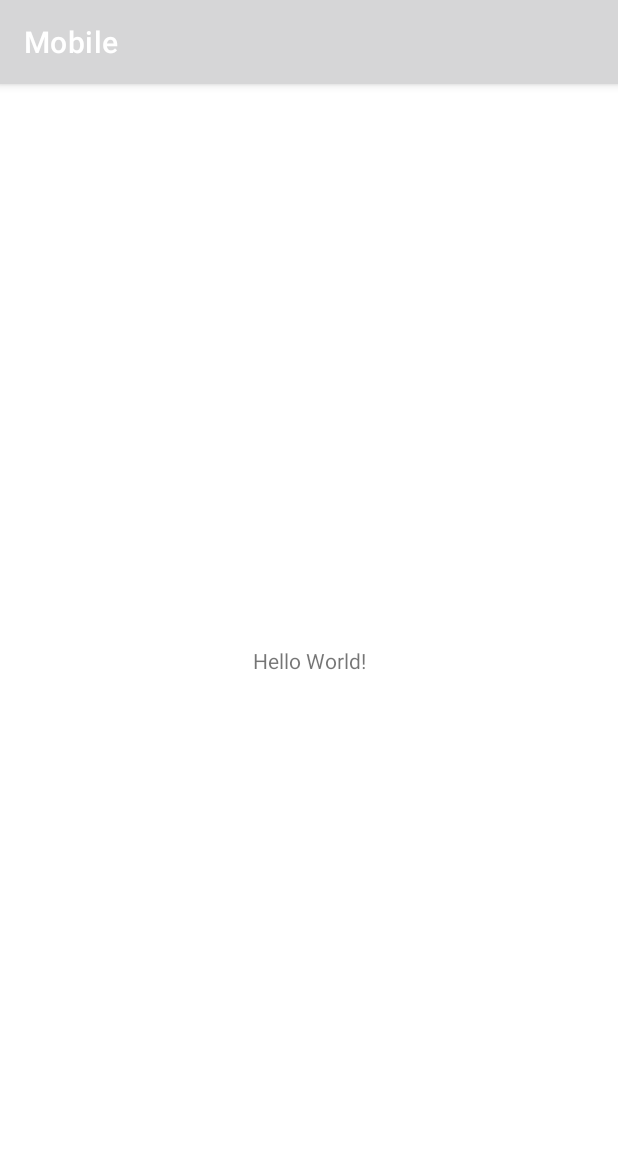
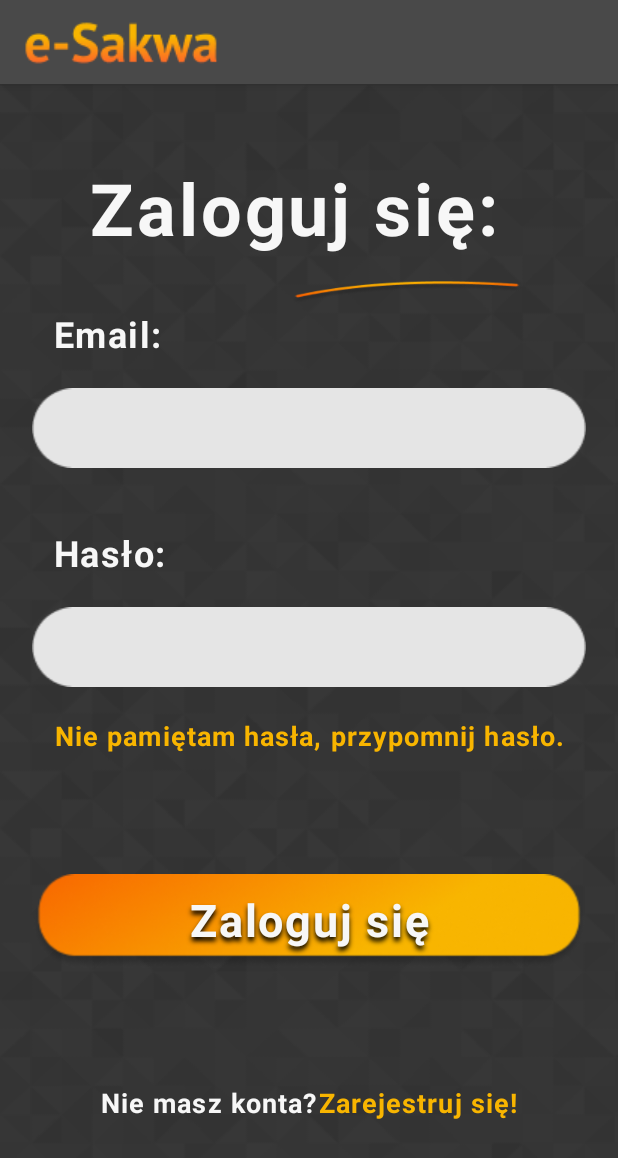
Before and after one commit to kingachwaleba/expense-management-system, an Android app: the screen it shows after launch (MainActivity), on a phone screen of 412 x 824 dp. Shown: the top 1158 px of the screen. Run offline under Robolectric (Android 15) with nearby library versions, the phone set to English and light mode, and no system bars.

Commit message:
Create layouts and simple api

```diff
--- a/mobile/app/build.gradle
+++ b/mobile/app/build.gradle
@@ -33,7 +33,11 @@ dependencies {
     implementation 'androidx.appcompat:appcompat:1.3.0'
     implementation 'com.google.android.material:material:1.4.0'
     implementation 'androidx.constraintlayout:constraintlayout:2.0.4'
-    testImplementation 'junit:junit:4.+'
+    implementation 'com.google.code.gson:gson:2.8.7'
+    implementation 'com.squareup.retrofit2:retrofit:2.9.0'
+    implementation 'com.squareup.retrofit2:converter-gson:2.9.0'
+    implementation 'org.jetbrains:annotations:15.0'
+    testImplementation 'junit:junit:4.13.2'
     androidTestImplementation 'androidx.test.ext:junit:1.1.3'
     androidTestImplementation 'androidx.test.espresso:espresso-core:3.4.0'
 }
--- /dev/null
+++ b/mobile/app/src/main/java/com/example/mobile/HomeFragment.java
@@ -0,0 +1,6 @@
+package com.example.mobile;
+
+import androidx.fragment.app.Fragment;
+
+public class HomeFragment extends Fragment {
+}
--- /dev/null
+++ b/mobile/app/src/main/java/com/example/mobile/LoginFragment.java
@@ -0,0 +1,37 @@
+package com.example.mobile;
+
+import android.content.Intent;
+import android.os.Bundle;
+import android.util.Log;
+import android.view.LayoutInflater;
+import android.view.View;
+import android.view.ViewGroup;
+import android.widget.Button;
+import android.widget.TextView;
+
+import androidx.annotation.NonNull;
+import androidx.annotation.Nullable;
+import androidx.fragment.app.Fragment;
+
+import org.jetbrains.annotations.NotNull;
+
+
+public class LoginFragment extends Fragment {
+    public LoginFragment() {
+        super(R.layout.fragment_login);
+    }
+
+    @Override
+    public View onCreateView(LayoutInflater inflater, ViewGroup container, Bundle savedInstanceState) {
+        View view = inflater.inflate(R.layout.fragment_login, container, false);
+        TextView goToRegistration = view.findViewById(R.id.sign_up_label);
+        goToRegistration.setOnClickListener(new View.OnClickListener() {
+            @Override
+            public void onClick(View v) {
+                Intent intent = new Intent(getActivity(),RegistrationActivity.class);
+                ((MainActivity) getActivity()).startActivity(intent);
+            }
+        });
+        return view;
+    }
+}
--- a/mobile/app/src/main/java/com/example/mobile/MainActivity.java
+++ b/mobile/app/src/main/java/com/example/mobile/MainActivity.java
@@ -1,7 +1,9 @@
 package com.example.mobile;
 
 import androidx.appcompat.app.AppCompatActivity;
+import androidx.fragment.app.FragmentManager;
 
+import android.app.FragmentTransaction;
 import android.os.Bundle;
 
 public class MainActivity extends AppCompatActivity {
@@ -10,5 +12,16 @@ public class MainActivity extends AppCompatActivity {
     protected void onCreate(Bundle savedInstanceState) {
         super.onCreate(savedInstanceState);
         setContentView(R.layout.activity_main);
+        getSupportActionBar().setDisplayShowHomeEnabled(true);
+        getSupportActionBar().setLogo(R.drawable.pagename);
+        getSupportActionBar().setDisplayUseLogoEnabled(true);
+
+        FragmentManager fragmentManager = getSupportFragmentManager();
+        fragmentManager.beginTransaction()
+                .replace(R.id.fragmentLoginContainer, LoginFragment.class, null)
+                .setReorderingAllowed(true)
+                .addToBackStack("name") // name can be null
+                .commit();
+
     }
 }
--- a/mobile/app/src/main/res/layout/activity_main.xml
+++ b/mobile/app/src/main/res/layout/activity_main.xml
@@ -1,18 +1,17 @@
 <?xml version="1.0" encoding="utf-8"?>
-<androidx.constraintlayout.widget.ConstraintLayout xmlns:android="http://schemas.android.com/apk/res/android"
-    xmlns:app="http://schemas.android.com/apk/res-auto"
+<androidx.constraintlayout.widget.ConstraintLayout
+    xmlns:android="http://schemas.android.com/apk/res/android"
     xmlns:tools="http://schemas.android.com/tools"
+    tools:context=".MainActivity"
     android:layout_width="match_parent"
     android:layout_height="match_parent"
-    tools:context=".MainActivity">
+    android:background="@drawable/background">
 
-    <TextView
-        android:layout_width="wrap_content"
-        android:layout_height="wrap_content"
-        android:text="Hello World!"
-        app:layout_constraintBottom_toBottomOf="parent"
-        app:layout_constraintLeft_toLeftOf="parent"
-        app:layout_constraintRight_toRightOf="parent"
-        app:layout_constraintTop_toTopOf="parent" />
+    <androidx.fragment.app.FragmentContainerView
+        android:id="@+id/fragmentLoginContainer"
+        android:layout_width="match_parent"
+        android:layout_height="match_parent"
+        android:name="com.example.mobile.LoginFragment"
+        tools:layout="@layout/fragment_login"/>
 
 </androidx.constraintlayout.widget.ConstraintLayout>
--- /dev/null
+++ b/mobile/app/src/main/res/layout/fragment_login.xml
@@ -0,0 +1,153 @@
+<?xml version="1.0" encoding="utf-8"?>
+<androidx.constraintlayout.widget.ConstraintLayout
+    xmlns:android="http://schemas.android.com/apk/res/android"
+    xmlns:app="http://schemas.android.com/apk/res-auto"
+    xmlns:tools="http://schemas.android.com/tools"
+    android:layout_width="match_parent"
+    android:layout_height="match_parent">
+
+    <View
+        android:id="@+id/vector"
+        android:layout_width="156dp"
+        android:layout_height="15dp"
+        android:layout_marginTop="131dp"
+        android:background="@drawable/vector_1"
+        app:layout_constraintEnd_toEndOf="parent"
+        app:layout_constraintHorizontal_bias="0.756"
+        app:layout_constraintStart_toStartOf="parent"
+        app:layout_constraintTop_toTopOf="parent" />
+
+    <TextView
+        android:id="@+id/log_label"
+        android:layout_width="wrap_content"
+        android:layout_height="wrap_content"
+        android:layout_marginStart="39dp"
+        android:layout_marginTop="50dp"
+        android:layout_marginEnd="59dp"
+        android:text="@string/log_header"
+        android:textAppearance="@style/label"
+        android:textSize="48sp"
+        app:layout_constraintEnd_toEndOf="parent"
+        app:layout_constraintStart_toStartOf="parent"
+        app:layout_constraintTop_toTopOf="parent" />
+
+    <TextView
+        android:id="@+id/email_label"
+        android:layout_width="match_parent"
+        android:layout_height="wrap_content"
+        android:layout_marginStart="36dp"
+        android:layout_marginTop="100dp"
+        android:layout_marginEnd="36dp"
+        android:text="@string/email_text"
+        android:textAppearance="@style/label"
+        android:textSize="24sp"
+        app:layout_constraintEnd_toEndOf="parent"
+        app:layout_constraintStart_toStartOf="parent"
+        app:layout_constraintTop_toTopOf="@+id/log_label" />
+
+    <EditText
+        android:id="@+id/email_edit"
+        android:layout_width="match_parent"
+        android:layout_height="wrap_content"
+        android:inputType="textEmailAddress"
+        android:layout_marginStart="21dp"
+        android:layout_marginTop="20dp"
+        android:layout_marginEnd="21dp"
+        android:padding="8dp"
+        android:background="@drawable/edittext"
+        app:layout_constraintEnd_toEndOf="parent"
+        app:layout_constraintStart_toStartOf="parent"
+        app:layout_constraintTop_toBottomOf="@+id/email_label"
+        android:importantForAutofill="no"
+        tools:ignore="LabelFor"  />
+
+    <TextView
+        android:id="@+id/password_label"
+        android:layout_width="match_parent"
+        android:layout_height="wrap_content"
+        android:layout_marginStart="36dp"
+        android:layout_marginTop="40dp"
+        android:layout_marginEnd="36dp"
+        android:text="@string/password_text"
+        android:textAppearance="@style/label"
+        android:textSize="24sp"
+        app:layout_constraintEnd_toEndOf="parent"
+        app:layout_constraintStart_toStartOf="parent"
+        app:layout_constraintTop_toBottomOf="@+id/email_edit" />
+
+    <EditText
+        android:id="@+id/password_edit"
+        android:layout_width="match_parent"
+        android:layout_height="wrap_content"
+        android:inputType="textPassword"
+        android:layout_marginStart="21dp"
+        android:layout_marginTop="20dp"
+        android:layout_marginEnd="21dp"
+        android:padding="8dp"
+        android:background="@drawable/edittext"
+        app:layout_constraintEnd_toEndOf="parent"
+        app:layout_constraintStart_toStartOf="parent"
+        app:layout_constraintTop_toBottomOf="@+id/password_label"
+        android:importantForAutofill="no"
+        tools:ignore="LabelFor" />
+
+    <TextView
+        android:id="@+id/forget_pass_baner_label"
+        android:layout_width="wrap_content"
+        android:layout_height="wrap_content"
+        android:layout_marginTop="20dp"
+        android:text="@string/forget_pass_baner_text"
+        android:textAppearance="@style/label"
+        android:textSize="18sp"
+        android:textColor="@color/yellow"
+        app:layout_constraintEnd_toEndOf="parent"
+        app:layout_constraintStart_toStartOf="parent"
+        app:layout_constraintTop_toBottomOf="@+id/password_edit" />
+
+    <Button
+        android:id="@+id/button"
+        android:layout_width="match_parent"
+        android:layout_height="wrap_content"
+        android:layout_marginStart="21dp"
+        android:layout_marginTop="80dp"
+        android:layout_marginEnd="21dp"
+        android:paddingBottom="6dp"
+        android:text="@string/log_button"
+        android:textAppearance="@style/button_style"
+        android:textColor="@color/light_gray"
+        app:backgroundTint="@null"
+        android:background="@drawable/button"
+        app:layout_constraintEnd_toEndOf="parent"
+        app:layout_constraintHorizontal_bias="1.0"
+        app:layout_constraintStart_toStartOf="parent"
+        app:layout_constraintTop_toBottomOf="@+id/forget_pass_baner_label" />
+
+    <TextView
+       android:id="@+id/no_account_label"
+       android:layout_width="wrap_content"
+       android:layout_height="wrap_content"
+       android:layout_marginStart="65dp"
+       android:text="@string/no_accout_text"
+       android:textAppearance="@style/label"
+       android:textColor="@color/light_gray"
+       android:textSize="18sp"
+       app:layout_constraintBottom_toBottomOf="parent"
+       app:layout_constraintEnd_toStartOf="@+id/sign_up_label"
+       app:layout_constraintStart_toStartOf="parent"
+       app:layout_constraintTop_toBottomOf="@+id/button" />
+
+    <TextView
+        android:id="@+id/sign_up_label"
+        android:layout_width="wrap_content"
+        android:layout_height="wrap_content"
+        android:layout_marginEnd="65dp"
+        android:text="@string/sign_up_text"
+        android:textAppearance="@style/label"
+        android:textColor="@color/yellow"
+        android:textSize="18sp"
+        app:layout_constraintBottom_toBottomOf="parent"
+        app:layout_constraintEnd_toEndOf="parent"
+        app:layout_constraintStart_toEndOf="@+id/no_account_label"
+        app:layout_constraintTop_toBottomOf="@+id/button" />
+
+</androidx.constraintlayout.widget.ConstraintLayout>
--- a/mobile/app/src/main/res/values-night/themes.xml
+++ b/mobile/app/src/main/res/values-night/themes.xml
@@ -2,13 +2,13 @@
     <!-- Base application theme. -->
     <style name="Theme.Mobile" parent="Theme.MaterialComponents.DayNight.DarkActionBar">
         <!-- Primary brand color. -->
-        <item name="colorPrimary">@color/purple_200</item>
-        <item name="colorPrimaryVariant">@color/purple_700</item>
-        <item name="colorOnPrimary">@color/black</item>
+        <item name="colorPrimary">@color/yellow</item>
+        <item name="colorPrimaryVariant">@color/yellow</item>
+        <item name="colorOnPrimary">@color/yellow</item>
         <!-- Secondary brand color. -->
-        <item name="colorSecondary">@color/teal_200</item>
-        <item name="colorSecondaryVariant">@color/teal_200</item>
-        <item name="colorOnSecondary">@color/black</item>
+        <item name="colorSecondary">@color/yellow</item>
+        <item name="colorSecondaryVariant">@color/yellow</item>
+        <item name="colorOnSecondary">@color/yellow</item>
         <!-- Status bar color. -->
         <item name="android:statusBarColor" tools:targetApi="l">?attr/colorPrimaryVariant</item>
         <!-- Customize your theme here. -->
--- a/mobile/app/src/main/res/values/colors.xml
+++ b/mobile/app/src/main/res/values/colors.xml
@@ -1,10 +1,9 @@
 <?xml version="1.0" encoding="utf-8"?>
 <resources>
-    <color name="black">#FF000000</color>
-    <color name="white">#FFFFFFFF</color>
     <color name="yellow">#F8B500</color>
     <color name="light_gray">#F7F7F7</color>
     <color name="dark_gray">#444444</color>
     <color name="gray">#606060</color>
     <color name="gray_2">#494949</color>
+    <color name="shadow">#000000</color>
 </resources>
--- a/mobile/app/src/main/res/values/strings.xml
+++ b/mobile/app/src/main/res/values/strings.xml
@@ -1,3 +1,21 @@
 <resources>
     <string name="app_name">Mobile</string>
+    <string name="log_header">Zaloguj się:</string>
+    <string name="log_button">Zaloguj się</string>
+    <string name="email_text">Email:</string>
+    <string name="password_text">Hasło:</string>
+    <string name="forget_pass_baner_text">Nie pamiętam hasła, przypomnij hasło.</string>
+    <string name="no_accout_text">Nie masz konta?</string>
+    <string name="sign_up_text">Zarejestruj się!</string>
+    <string name="sign_up_header">Zarejestruj się:</string>
+    <string name="sign_up_button">Zarejestruj się</string>
+    <string name="login_text_r">Login*</string>
+    <string name="password_confirm_text_r">Powtórz hasło*</string>
+    <string name="email_text_r">Email*</string>
+    <string name="password_text_r">Hasło*</string>
+    <string name="choose_image_text">Wybierz zdjęcie</string>
+    <string name="browse_text">Przeglądaj</string>
+    <string name="info_text">*-pola wymagane.</string>
+    <string name="reg_text_r">regulaminu*</string>
+    <string name="reg_text_cb">Przeczytałem/am i akceptuję warunki </string>
 </resources>
--- /dev/null
+++ b/mobile/app/src/main/res/values/styles.xml
@@ -0,0 +1,32 @@
+<?xml version="1.0" encoding="utf-8"?>
+<resources>
+    <style name="label">
+        <item name="android:letterSpacing">0.04</item>
+        <item name="android:textColor">@color/light_gray</item>
+        <item name="fontFamily">pt sans</item>
+        <item name="android:textStyle">bold</item>
+    </style>
+
+    <style name="info_label">
+        <item name="android:letterSpacing">0.04</item>
+        <item name="android:textColor">@color/light_gray</item>
+        <item name="fontFamily">pt sans</item>
+    </style>
+
+    <style name="button_style">
+        <item name="android:letterSpacing">0.04</item>
+        <item name="fontFamily">pt sans</item>
+        <item name="android:textStyle">bold</item>
+        <item name="android:textSize">30sp</item>
+        <item name="android:shadowColor">@color/shadow</item>
+        <item name="android:shadowDx">0</item>
+        <item name="android:shadowDy">4</item>
+        <item name="android:shadowRadius">4</item>
+        <item name="background">@drawable/button</item>
+        <item name="backgroundTint">@null</item>
+    </style>
+
+    <style name="edit_style">
+
+    </style>
+</resources>
--- a/mobile/app/src/main/res/values/themes.xml
+++ b/mobile/app/src/main/res/values/themes.xml
@@ -2,13 +2,13 @@
     <!-- Base application theme. -->
     <style name="Theme.Mobile" parent="Theme.MaterialComponents.DayNight.DarkActionBar">
         <!-- Primary brand color. -->
-        <item name="colorPrimary">@color/purple_500</item>
-        <item name="colorPrimaryVariant">@color/purple_700</item>
-        <item name="colorOnPrimary">@color/white</item>
+        <item name="colorPrimary">@color/gray_2</item>
+        <item name="colorPrimaryVariant">@color/gray_2</item>
+        <item name="colorOnPrimary">@color/gray_2</item>
         <!-- Secondary brand color. -->
-        <item name="colorSecondary">@color/teal_200</item>
-        <item name="colorSecondaryVariant">@color/teal_700</item>
-        <item name="colorOnSecondary">@color/black</item>
+        <item name="colorSecondary">@color/yellow</item>
+        <item name="colorSecondaryVariant">@color/yellow</item>
+        <item name="colorOnSecondary">@color/yellow</item>
         <!-- Status bar color. -->
         <item name="android:statusBarColor" tools:targetApi="l">?attr/colorPrimaryVariant</item>
         <!-- Customize your theme here. -->
--- /dev/null
+++ b/mobile/app/src/main/res/xml/network_security_config.xml
@@ -0,0 +1,6 @@
+<?xml version="1.0" encoding="utf-8"?>
+<network-security-config>
+    <domain-config cleartextTrafficPermitted="true">
+        <domain includeSubdomains="true">192.168.0.31</domain>
+    </domain-config>
+</network-security-config>
```
Also changed, not shown: mobile/app/src/main/AndroidManifest.xml (+7 -1 lines), mobile/app/src/main/java/com/example/mobile/RegistrationActivity.java (added, +61 -0 lines), mobile/app/src/main/java/com/example/mobile/config/RetrofitClient.java (added, +32 -0 lines), mobile/app/src/main/java/com/example/mobile/model/User.java (added, +39 -0 lines), mobile/app/src/main/java/com/example/mobile/service/UserService.java (added, +16 -0 lines), mobile/app/src/main/res/layout/fragment_home.xml (added, +7 -0 lines), mobile/app/src/main/res/layout/registration_activity.xml (added, +267 -0 lines).
